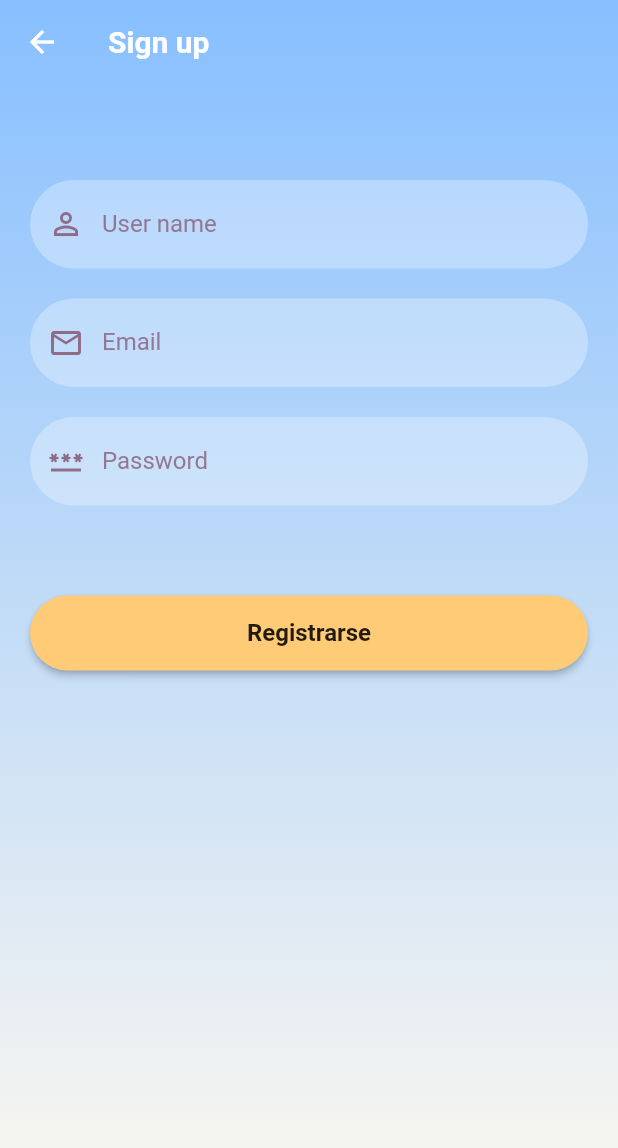
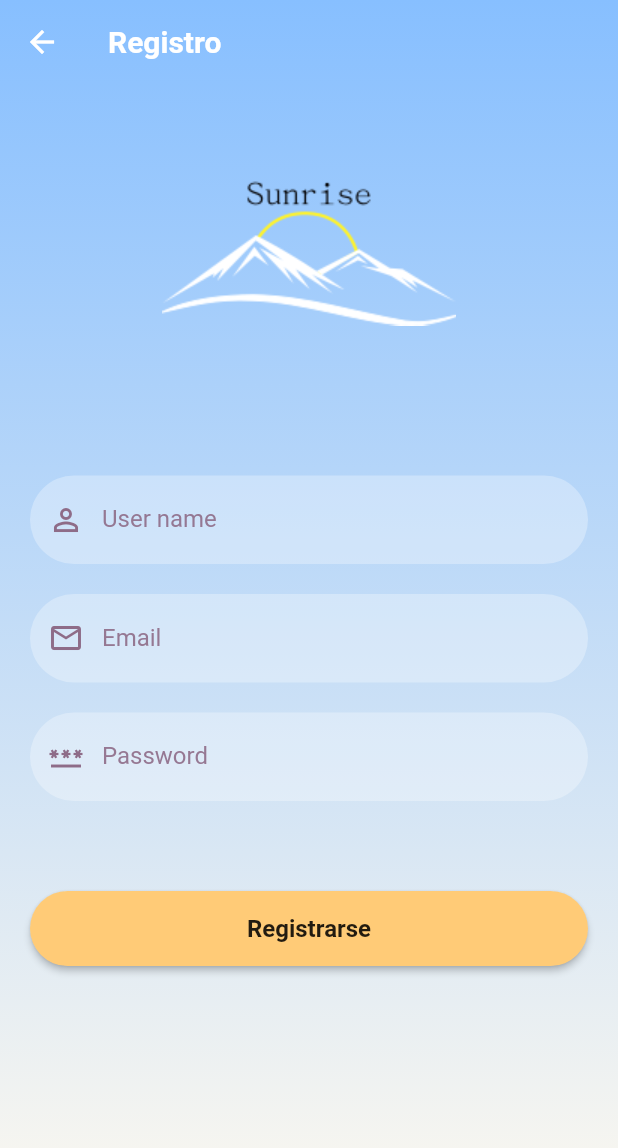
Before and after one commit to LMSKEVIN/proyectointegradora, a Flutter app: the screen it shows after launch, after a tap on "Registrarse", on a phone screen of 412 x 824 dp. Shown: the top 1148 px of the screen. Run offline on Flutter 3.47's test engine with Material 2 defaults, Android fonts, the phone set to English and light mode, and no system bars; our stand-ins replace animated_text_kit, flutter_spinkit; missing offline and left inert: mongo_dart; network calls fail.

Commit message:
ya casi terminamos

```diff
--- a/lib/screens/inicio.dart
+++ b/lib/screens/inicio.dart
@@ -63,6 +63,18 @@ class _InicioState extends State<Inicio> {
                               ),
                             ],
                           ),
+                        ),
+                      ),
+                      SizedBox(
+                        width: 200.0,
+                        height: 90.0,
+                        child: AnimatedTextKit(
+                          animatedTexts: [
+                            RotateAnimatedText('Rápido', textStyle: const TextStyle(fontSize: 40.0)),
+                            RotateAnimatedText('Sencillo', textStyle: const TextStyle(fontSize: 40.0)),
+                            RotateAnimatedText('Eficaz', textStyle: const TextStyle(fontSize: 40.0)),
+                          ],
+                          repeatForever: true,
                         ),
                       ),
                       SizedBox(
--- a/lib/screens/pruebas.dart
+++ b/lib/screens/pruebas.dart
@@ -2,7 +2,7 @@ import 'package:integradoraproyect/db/mongodb.dart';
 import 'package:integradoraproyect/model/recados.dart';
 import 'package:integradoraproyect/model/user.dart';
 import 'package:flutter/material.dart';
-import 'package:integradoraproyect/widgets/api.dart';
+import 'package:integradoraproyect/api/api.dart';
 
 var user = 'kev';
 var password = 'pppp';
--- a/lib/screens/register.dart
+++ b/lib/screens/register.dart
@@ -65,7 +65,7 @@ class _RegisterState extends State<Register> {
         backgroundColor: Colors.transparent,
         elevation: 0,
         title: const Text(
-          'Sign up',
+          'Registro',
           style: TextStyle(color: Colors.white, fontWeight: FontWeight.bold),
         ),
       ),
@@ -89,6 +89,12 @@ class _RegisterState extends State<Register> {
               mainAxisAlignment: MainAxisAlignment.center,
               crossAxisAlignment: CrossAxisAlignment.center,
               children: <Widget>[
+                Image.asset(
+                  'assets/dibujo.png',
+                ),
+                const SizedBox(
+                  height: 100.0,
+                ),
                 TextField(
                   controller: _userController,
                   cursorColor:
--- a/pubspec.yaml
+++ b/pubspec.yaml
@@ -35,6 +35,7 @@ dependencies:
   mongo_dart: ^0.7.4+1
   http: ^0.13.4
   animated_text_kit: ^4.2.2
+  flutter_spinkit: ^5.1.0
 
 dev_dependencies:
   flutter_test:
```
Also changed, not shown: lib/api/api.dart (renamed from lib/widgets/api.dart, +3 -8 lines), lib/screens/exterior.dart (added, +70 -0 lines), lib/screens/session.dart (+4 -4 lines), lib/widgets/datos.dart (deleted, +0 -34 lines), lib/widgets/spinner.dart (added, +14 -0 lines), pubspec.lock.
